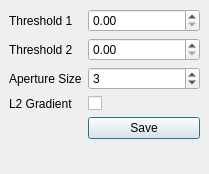
The window that forms/CannyEdgeDetection.ui (hmkum/opencvdemo-gui) describes before a commit, drawn with Qt 5.
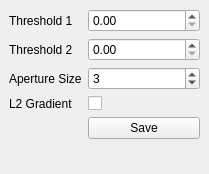
The same window after the commit.

Commit message: Changed all windows from QDialog to QMainWindow

```diff
--- a/forms/CannyEdgeDetection.ui
+++ b/forms/CannyEdgeDetection.ui
@@ -1,7 +1,7 @@
 <?xml version="1.0" encoding="UTF-8"?>
 <ui version="4.0">
  <class>CannyEdgeDetection</class>
- <widget class="QDialog" name="CannyEdgeDetection">
+ <widget class="QMainWindow" name="CannyEdgeDetection">
   <property name="geometry">
    <rect>
     <x>0</x>
```
Left out of the diff: 2 changed lines with no effect on the pictures. The commit also changes 13 other files.
